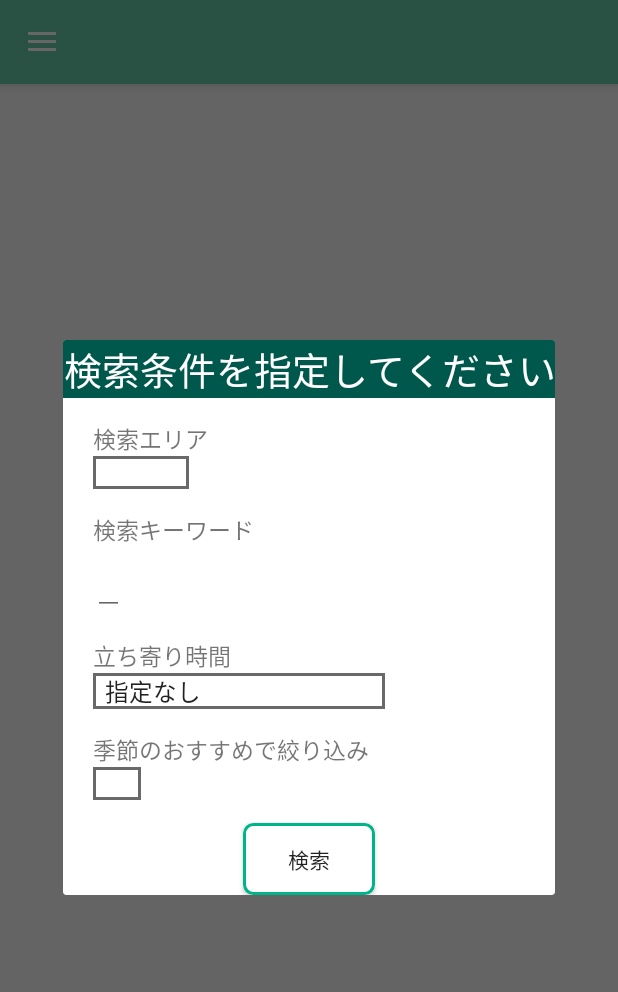
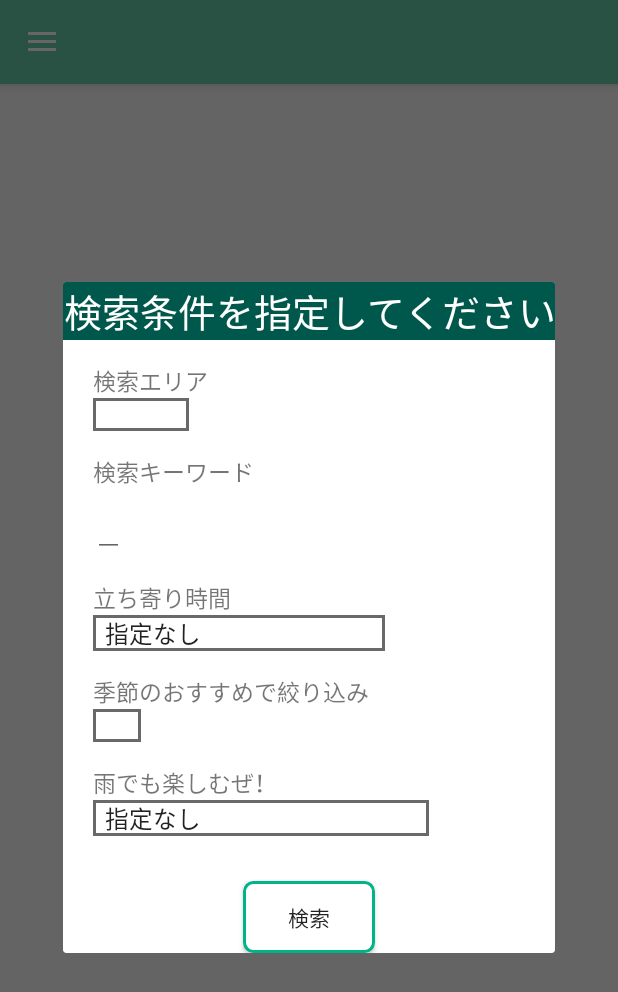
Before and after one commit to Takahiro-matsuno/sora-guide3, an Android app: the fragment SightSearchDialog placed in its activity, on a phone screen of 412 x 824 dp. Shown: the top 992 px of the screen. Run offline under Robolectric (Android 15) with nearby library versions, the phone set to English and light mode, and no system bars; 2 statements that could not run were skipped.

Commit message:
観光の検索条件に「雨でも楽しめる」を追加

```diff
--- a/app/src/main/java/jp/co/jalinfotec/soraguide/ui/sight/SightSearchDialog.kt
+++ b/app/src/main/java/jp/co/jalinfotec/soraguide/ui/sight/SightSearchDialog.kt
@@ -1,10 +1,15 @@
 package jp.co.jalinfotec.soraguide.ui.sight
 
 import android.content.Context
+import android.content.Context.WINDOW_SERVICE
+import android.graphics.Point
 import android.os.Bundle
+import android.util.DisplayMetrics
+import android.util.Log
 import android.view.LayoutInflater
 import android.view.View
 import android.view.ViewGroup
+import android.view.WindowManager
 import android.view.inputmethod.InputMethodManager
 import android.widget.ArrayAdapter
 import android.widget.Toast
@@ -29,8 +34,14 @@ class SightSearchDialog:BaseCallbackDialog<SightSearchDialog.CallbackListener>()
     )
     private val seasonspinner = arrayOf("", "春", "夏", "秋", "冬")
 
+    private val RainMap = mapOf(
+        "指定なし" to "0,1,2",
+        "天気が雨でも楽しめる" to "0",
+        "天気が雨ならいまいち・・・" to "2"
+    )
+
     interface CallbackListener{//呼び出し元で動作するメソッド
-        fun search(ken: String, keyword: String, tachiyori: String,season:String)
+        fun search(ken: String, keyword: String, tachiyori: String,season:String,rain:String)
     }
 
     fun newInstance(listener: CallbackListener):SightSearchDialog{
@@ -49,17 +60,30 @@ class SightSearchDialog:BaseCallbackDialog<SightSearchDialog.CallbackListener>()
     override fun onViewCreated(view: View, savedInstanceState: Bundle?) {
         super.onViewCreated(view, savedInstanceState)
 
+        val size = Point().also {
+            (context!!.getSystemService(WINDOW_SERVICE) as WindowManager).defaultDisplay.apply { getSize(it) }
+        }
+        val width = size.x
+        val height= size.y
+
+        Log.d("log","dialogでの画面の横幅：$width")
+        Log.d("log","dialogでの画面のたて幅：$height")
+
+
+
         kenSpinner.adapter = ArrayAdapter(this.context!!, android.R.layout.simple_spinner_item, kenMap.keys.toTypedArray())
         tachiyoriSpinner.adapter = ArrayAdapter(this.context!!, android.R.layout.simple_spinner_item, tachiyoriMap.keys.toTypedArray())
         seasonSpinner.adapter = ArrayAdapter(this.context!!, android.R.layout.simple_spinner_item, seasonspinner)
+        rainSpinner.adapter = ArrayAdapter(this.context!!, android.R.layout.simple_spinner_item, RainMap.keys.toTypedArray())
         searchBtn.setOnClickListener {
             val kenData = kenMap[(kenSpinner.selectedItem as String)]
             val keywordData = keywordText.text.toString()
             val tachiyoriData = tachiyoriMap[(tachiyoriSpinner.selectedItem as String)]
             val recomendData = seasonSpinner.selectedItem as String
+            val rainData = rainSpinner.selectedItem as String
             if (!kenData.isNullOrEmpty() && !tachiyoriData.isNullOrEmpty()) {
                 this.dismiss()
-                this.getCallbackListener()?.search(kenData, keywordData, tachiyoriData,recomendData)
+                this.getCallbackListener()?.search(kenData, keywordData, tachiyoriData,recomendData,rainData)
             } else {
                 Toast.makeText(this.context, "検索条件が不正です", Toast.LENGTH_SHORT).show()
             }
--- a/app/src/main/res/layout/dialog_sight_search.xml
+++ b/app/src/main/res/layout/dialog_sight_search.xml
@@ -117,6 +117,30 @@
         android:background="@drawable/frame_style"
         />
 
+    <TextView
+        android:id="@+id/textView_inspiteofRain"
+        android:layout_width="wrap_content"
+        android:layout_height="wrap_content"
+        android:textAlignment="viewStart"
+        android:textSize="15sp"
+        android:layout_marginStart="20dp"
+        android:layout_marginEnd="20dp"
+        android:textAllCaps="true"
+        android:layout_marginTop="15dp"
+        android:text="雨でも楽しむぜ！"
+        app:layout_constraintTop_toBottomOf="@+id/seasonSpinner"
+        app:layout_constraintStart_toStartOf="parent"
+        />
+    <Spinner
+        android:id="@+id/rainSpinner"
+        android:layout_width="match_parent"
+        android:layout_height="wrap_content"
+        app:layout_constraintTop_toBottomOf="@+id/textView_inspiteofRain"
+        app:layout_constraintStart_toStartOf="parent"
+        android:layout_marginStart="20dp"
+        android:layout_marginEnd="20dp"
+        android:background="@drawable/frame_style"
+        />
 
 
     <Button
@@ -124,10 +148,10 @@
         android:layout_width="wrap_content"
         android:layout_height="wrap_content"
         android:text="検索"
-        app:layout_constraintTop_toBottomOf="@+id/seasonSpinner"
+        app:layout_constraintTop_toBottomOf="@+id/rainSpinner"
         android:background="@drawable/frame_style4"
         app:layout_constraintEnd_toEndOf="parent"
         app:layout_constraintStart_toStartOf="parent"
-        android:layout_marginTop="15dp"
+        android:layout_marginTop="30dp"
         />
 </androidx.constraintlayout.widget.ConstraintLayout>
```
Also changed, not shown: app/src/main/java/jp/co/jalinfotec/soraguide/model/sight/RurubuService.kt (+1 -9 lines), app/src/main/java/jp/co/jalinfotec/soraguide/ui/sight/SightFragment.kt (+17 -2 lines).
